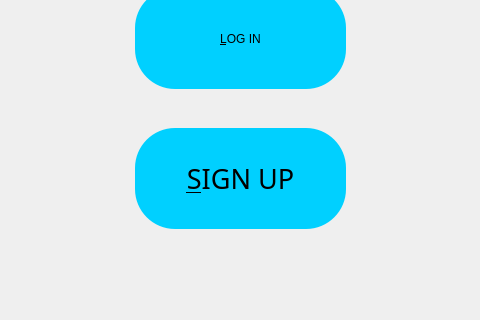
Qt form mainwindow.ui (audrina-ebrahimi/Library) before a commit; both pictures show x 385 to 865 and y 442 to 762 of the 1296 by 762 pixel window.
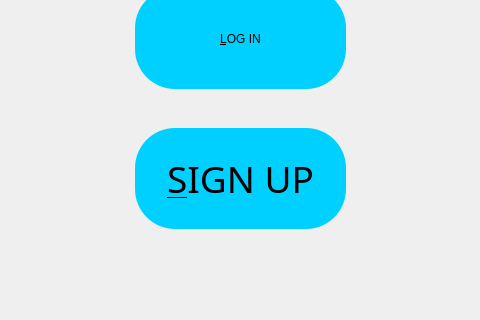
The same form after that commit. Icons and pictures are not drawn.

```diff
--- a/mainwindow.ui
+++ b/mainwindow.ui
@@ -116,7 +116,7 @@
     <property name="font">
      <font>
       <family>Tw Cen MT Condensed Extra Bold</family>
-      <pointsize>20</pointsize>
+      <pointsize>28</pointsize>
       <weight>50</weight>
       <italic>false</italic>
       <bold>false</bold>
```
Left out of the diff: 2 changed lines with no effect on the pictures.
